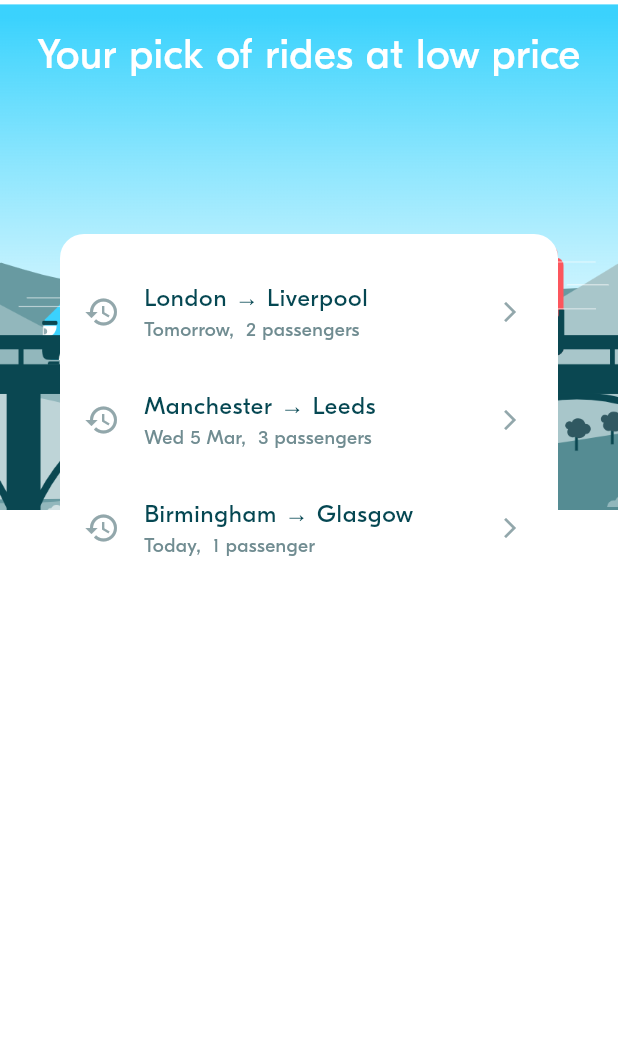
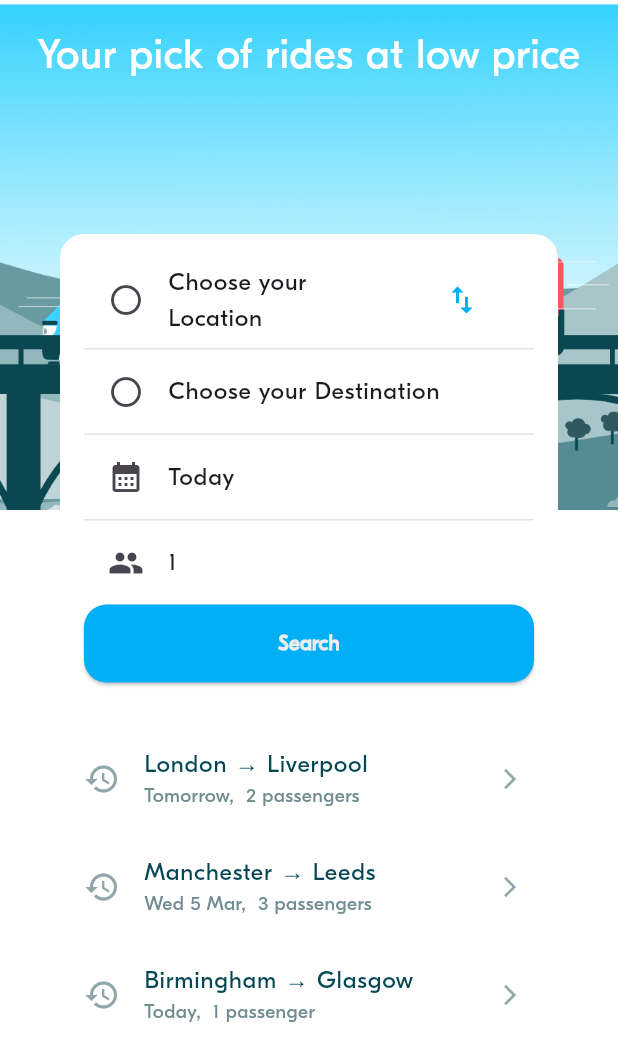
Before and after one commit to L-pixela/flutter_course_ver2, a Flutter app: the screen it shows after launch, on a phone screen of 412 x 824 dp. Shown: the top 1061 px of the screen. Run offline on Flutter 3.47's test engine with Material 3 defaults, Android fonts, the phone set to English and light mode, and no system bars; project files that could hold a hidden picture were left out.

Commit message:
BLA-004 – Implement Ride Preferences Form

```diff
--- a/flutter_2_course/lib/screens/ride_pref/widgets/ride_pref_form.dart
+++ b/flutter_2_course/lib/screens/ride_pref/widgets/ride_pref_form.dart
@@ -1,11 +1,15 @@
 import 'package:flutter/material.dart';
+import 'package:week_3_blabla_project/theme/theme.dart';
+import 'package:week_3_blabla_project/utils/date_time_util.dart';
+import 'package:week_3_blabla_project/widgets/actions/bla_button.dart';
+import 'package:week_3_blabla_project/widgets/display/bla_divider.dart';
 
 import '../../../model/ride/locations.dart';
 import '../../../model/ride_pref/ride_pref.dart';
 
 ///
 /// A Ride Preference From is a view to select:
-///   - A depcarture location
+///   - A departure location
 ///   - An arrival location
 ///   - A date
 ///   - A number of seats
@@ -28,8 +32,6 @@ class _RidePrefFormState extends State<RidePrefForm> {
   Location? arrival;
   late int requestedSeats;
 
-
-
   // ----------------------------------
   // Initialize the Form attributes
   // ----------------------------------
@@ -37,29 +39,98 @@ class _RidePrefFormState extends State<RidePrefForm> {
   @override
   void initState() {
     super.initState();
-    // TODO
+    departureDate = DateTime.now();
+    requestedSeats = 1;
+
+    // Initialize if there's an existing RidePref
+    if (widget.initRidePref != null) {
+      departure = widget.initRidePref!.departure;
+      arrival = widget.initRidePref!.arrival;
+      departureDate = widget.initRidePref!.departureDate;
+      requestedSeats = widget.initRidePref!.requestedSeats;
+    }
   }
 
   // ----------------------------------
   // Handle events
   // ----------------------------------
 
+  //Switch Departure and Arrival Locations
+  void _switchLocations() {
+    if (departure != null && arrival != null) {
+      setState(() {
+        final temp = departure;
+        departure = arrival;
+        arrival = temp;
+      });
+    }
+  }
 
   // ----------------------------------
   // Compute the widgets rendering
   // ----------------------------------
 
+  //Input Field Tile
+  Widget inputFieldTile(IconData leadIcon, String label, IconData? trailIcon,
+      VoidCallback onTapped) {
+    return ListTile(
+      leading: Icon(leadIcon),
+      title: Text(
+        label,
+        style: BlaTextStyles.body,
+      ),
+      trailing: trailIcon != null
+          ? IconButton(
+              onPressed: _switchLocations,
+              icon: Icon(trailIcon),
+              color: BlaColors.primary,
+            )
+          : null,
+      onTap: onTapped,
+    );
+  }
 
   // ----------------------------------
   // Build the widgets
   // ----------------------------------
   @override
   Widget build(BuildContext context) {
-    return Column(
-        mainAxisAlignment: MainAxisAlignment.start,
-        crossAxisAlignment: CrossAxisAlignment.stretch,
+    return Container(
+      padding: EdgeInsets.symmetric(vertical: 12, horizontal: 16),
+      decoration: BoxDecoration(
+          color: BlaColors.white, borderRadius: BorderRadius.circular(18)),
+      child: Column(
+        mainAxisSize: MainAxisSize.min,
         children: [
-
-        ]);
+          //Depature Field
+          inputFieldTile(
+              Icons.radio_button_off,
+              departure?.name ?? "Choose your Location",
+              Icons.swap_vert,
+              () {}),
+          BlaDivider(),
+          //Arrival Field
+          inputFieldTile(
+              Icons.radio_button_off,
+              arrival != null
+                  ? "${arrival!.name}, ${arrival!.country}"
+                  : "Choose your Destination",
+              null,
+              () {}),
+          BlaDivider(),
+          //DepatureDate Field
+          inputFieldTile(Icons.calendar_month,
+              DateTimeUtils.formatDateTime(departureDate), null, () {}),
+          BlaDivider(),
+          //Requested Seats Field
+          inputFieldTile(Icons.people, "$requestedSeats", null, () {}),
+          //Booking Button
+          BlaButton(
+              type: BlaButtonType.primary,
+              label: "Search",
+              onPressedBlaButton: () {}),
+        ],
+      ),
+    );
   }
 }
```
Also changed, not shown: flutter_2_course/lib/screens/ride_pref/ride_pref_screen.dart (+6 -14 lines), flutter_2_course/lib/screens/ride_pref/widgets/ride_pref_history_tile.dart (+15 -5 lines), flutter_2_course/lib/theme/theme.dart (+15 -17 lines).
